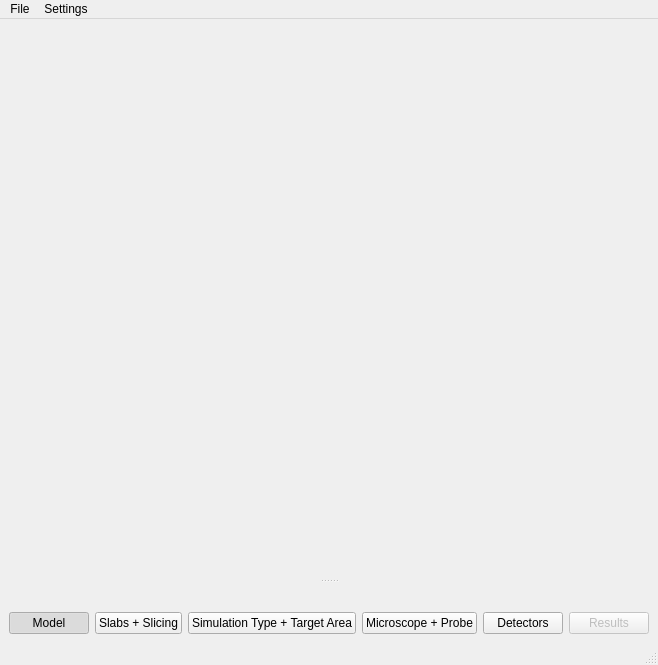
Before: the Qt Designer form GUI_Qt/qstem.ui in QSTEM/QSTEM, drawn with Qt 5.
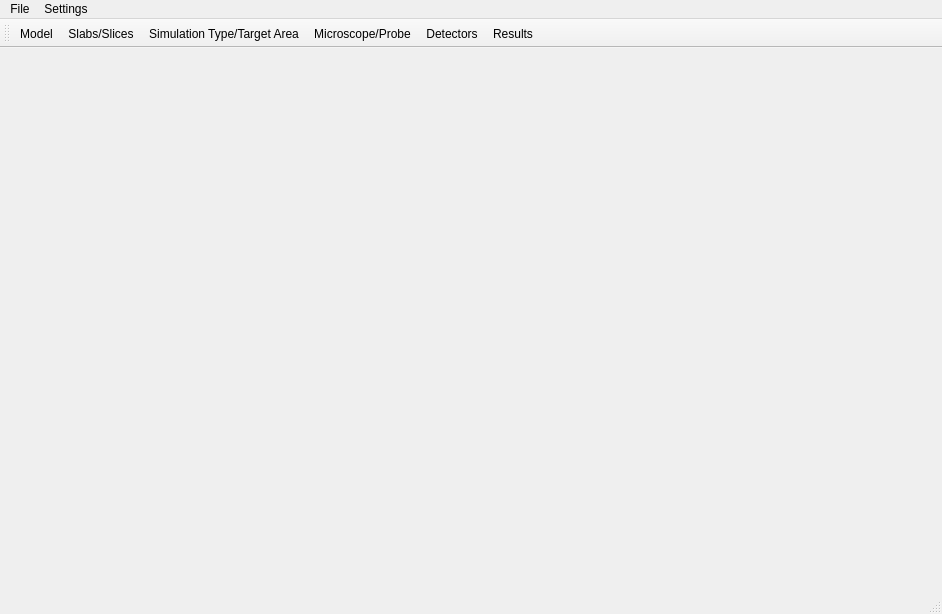
After: the same form once the commit is applied.

Commit message: Assorted tweaks to dialogs

Patch:
```diff
--- a/GUI_Qt/qstem.ui
+++ b/GUI_Qt/qstem.ui
@@ -6,8 +6,8 @@
    <rect>
     <x>0</x>
     <y>0</y>
-    <width>605</width>
-    <height>665</height>
+    <width>942</width>
+    <height>614</height>
    </rect>
   </property>
   <property name="windowTitle">
@@ -15,8 +15,45 @@
   </property>
   <widget class="QWidget" name="centralwidget">
    <layout class="QGridLayout" name="gridLayout">
-    <item row="0" column="0" rowspan="2">
-     <layout class="QHBoxLayout" name="plotArea"/>
+    <item row="2" column="0">
+     <widget class="QScrollArea" name="plotScrollArea">
+      <property name="sizePolicy">
+       <sizepolicy hsizetype="MinimumExpanding" vsizetype="MinimumExpanding">
+        <horstretch>0</horstretch>
+        <verstretch>0</verstretch>
+       </sizepolicy>
+      </property>
+      <property name="minimumSize">
+       <size>
+        <width>400</width>
+        <height>400</height>
+       </size>
+      </property>
+      <property name="frameShape">
+       <enum>QFrame::NoFrame</enum>
+      </property>
+      <property name="frameShadow">
+       <enum>QFrame::Plain</enum>
+      </property>
+      <property name="widgetResizable">
+       <bool>true</bool>
+      </property>
+      <widget class="QWidget" name="scrollAreaWidgetContents">
+       <property name="geometry">
+        <rect>
+         <x>0</x>
+         <y>0</y>
+         <width>924</width>
+         <height>532</height>
+        </rect>
+       </property>
+       <layout class="QHBoxLayout" name="horizontalLayout_7">
+        <item>
+         <layout class="QHBoxLayout" name="plotLayout"/>
+        </item>
+       </layout>
+      </widget>
+     </widget>
     </item>
    </layout>
   </widget>
@@ -25,7 +62,7 @@
     <rect>
      <x>0</x>
      <y>0</y>
-     <width>605</width>
+     <width>942</width>
      <height>21</height>
     </rect>
    </property>
@@ -48,80 +85,22 @@
    <addaction name="menuSettings"/>
   </widget>
   <widget class="QStatusBar" name="statusbar"/>
-  <widget class="QDockWidget" name="dockWidget">
-   <property name="features">
-    <set>QDockWidget::DockWidgetMovable</set>
+  <widget class="QToolBar" name="toolBar">
+   <property name="windowTitle">
+    <string>toolBar</string>
    </property>
-   <attribute name="dockWidgetArea">
-    <number>8</number>
+   <attribute name="toolBarArea">
+    <enum>TopToolBarArea</enum>
    </attribute>
-   <widget class="QWidget" name="dockWidgetContents_5">
-    <layout class="QHBoxLayout" name="horizontalLayout_3">
-     <item>
-      <widget class="QPushButton" name="modelButton">
-       <property name="text">
-        <string>Model</string>
-       </property>
-       <property name="checkable">
-        <bool>true</bool>
-       </property>
-       <property name="checked">
-        <bool>true</bool>
-       </property>
-      </widget>
-     </item>
-     <item>
-      <widget class="QPushButton" name="slabButton">
-       <property name="text">
-        <string>Slabs + Slicing</string>
-       </property>
-       <property name="checkable">
-        <bool>true</bool>
-       </property>
-      </widget>
-     </item>
-     <item>
-      <widget class="QPushButton" name="typeTargetButton">
-       <property name="text">
-        <string>Simulation Type + Target Area</string>
-       </property>
-       <property name="checkable">
-        <bool>true</bool>
-       </property>
-      </widget>
-     </item>
-     <item>
-      <widget class="QPushButton" name="microscopeButton">
-       <property name="text">
-        <string>Microscope + Probe</string>
-       </property>
-       <property name="checkable">
-        <bool>true</bool>
-       </property>
-      </widget>
-     </item>
-     <item>
-      <widget class="QPushButton" name="detectorButton">
-       <property name="text">
-        <string>Detectors</string>
-       </property>
-       <property name="checkable">
-        <bool>true</bool>
-       </property>
-      </widget>
-     </item>
-     <item>
-      <widget class="QPushButton" name="resultsButton">
-       <property name="enabled">
-        <bool>false</bool>
-       </property>
-       <property name="text">
-        <string>Results</string>
-       </property>
-      </widget>
-     </item>
-    </layout>
-   </widget>
+   <attribute name="toolBarBreak">
+    <bool>false</bool>
+   </attribute>
+   <addaction name="actionModel"/>
+   <addaction name="actionSlabs_Slices"/>
+   <addaction name="actionSimulation_Type_Target_Area"/>
+   <addaction name="actionMicroscope_Probe"/>
+   <addaction name="actionDetectors"/>
+   <addaction name="actionResults"/>
   </widget>
   <action name="actionNew_Simulation">
    <property name="text">
@@ -168,6 +147,72 @@
     <string>Defaults</string>
    </property>
   </action>
+  <action name="actionResults">
+   <property name="checkable">
+    <bool>true</bool>
+   </property>
+   <property name="text">
+    <string>Results</string>
+   </property>
+   <property name="shortcut">
+    <string>Ctrl+R</string>
+   </property>
+  </action>
+  <action name="actionDetectors">
+   <property name="checkable">
+    <bool>true</bool>
+   </property>
+   <property name="text">
+    <string>Detectors</string>
+   </property>
+   <property name="shortcut">
+    <string>Ctrl+D</string>
+   </property>
+  </action>
+  <action name="actionMicroscope_Probe">
+   <property name="checkable">
+    <bool>true</bool>
+   </property>
+   <property name="text">
+    <string>Microscope/Probe</string>
+   </property>
+   <property name="shortcut">
+    <string>Ctrl+M</string>
+   </property>
+  </action>
+  <action name="actionSimulation_Type_Target_Area">
+   <property name="checkable">
+    <bool>true</bool>
+   </property>
+   <property name="text">
+    <string>Simulation Type/Target Area</string>
+   </property>
+   <property name="shortcut">
+    <string>Ctrl+T</string>
+   </property>
+  </action>
+  <action name="actionSlabs_Slices">
+   <property name="checkable">
+    <bool>true</bool>
+   </property>
+   <property name="text">
+    <string>Slabs/Slices</string>
+   </property>
+   <property name="shortcut">
+    <string>Ctrl+L</string>
+   </property>
+  </action>
+  <action name="actionModel">
+   <property name="checkable">
+    <bool>true</bool>
+   </property>
+   <property name="text">
+    <string>Model</string>
+   </property>
+   <property name="shortcut">
+    <string>Ctrl+M</string>
+   </property>
+  </action>
   <zorder>DetectorsDock</zorder>
   <zorder>SlabDock</zorder>
   <zorder>MicroscopeDock</zorder>
```
The commit also changes 5 other files.
